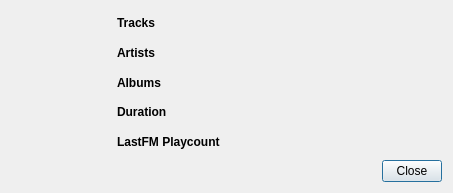
Above: trunk/GUI/library/GUI_Library_Info_Box.ui from shahid334/sayonara-player before the change. Below: the same form after it.
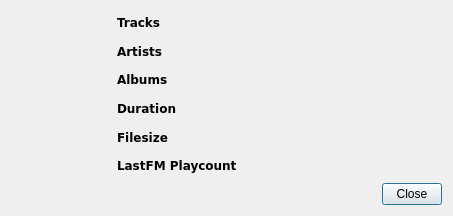
That is the form after the change.

Commit message: Radio again, Filesize

The edit to the form file:
```diff
--- a/trunk/GUI/library/GUI_Library_Info_Box.ui
+++ b/trunk/GUI/library/GUI_Library_Info_Box.ui
@@ -7,13 +7,74 @@
     <x>0</x>
     <y>0</y>
     <width>453</width>
-    <height>193</height>
+    <height>216</height>
    </rect>
   </property>
   <property name="windowTitle">
    <string>Info</string>
   </property>
   <layout class="QGridLayout" name="gridLayout">
+   <item row="3" column="2">
+    <widget class="QLabel" name="lab_duration_value">
+     <property name="text">
+      <string/>
+     </property>
+    </widget>
+   </item>
+   <item row="1" column="2">
+    <widget class="QLabel" name="lab_artist_count">
+     <property name="text">
+      <string/>
+     </property>
+    </widget>
+   </item>
+   <item row="5" column="1">
+    <widget class="QLabel" name="lab_lfm">
+     <property name="font">
+      <font>
+       <family>DejaVu Sans</family>
+       <weight>75</weight>
+       <bold>true</bold>
+      </font>
+     </property>
+     <property name="text">
+      <string>LastFM Playcount</string>
+     </property>
+    </widget>
+   </item>
+   <item row="1" column="1">
+    <widget class="QLabel" name="lab_artists">
+     <property name="font">
+      <font>
+       <family>DejaVu Sans</family>
+       <weight>75</weight>
+       <bold>true</bold>
+      </font>
+     </property>
+     <property name="text">
+      <string>Artists</string>
+     </property>
+    </widget>
+   </item>
+   <item row="7" column="2">
+    <widget class="QPushButton" name="btn_cancel">
+     <property name="maximumSize">
+      <size>
+       <width>60</width>
+       <height>16777215</height>
+      </size>
+     </property>
+     <property name="focusPolicy">
+      <enum>Qt::ClickFocus</enum>
+     </property>
+     <property name="layoutDirection">
+      <enum>Qt::RightToLeft</enum>
+     </property>
+     <property name="text">
+      <string>Close</string>
+     </property>
+    </widget>
+   </item>
    <item row="0" column="2">
     <widget class="QLabel" name="lab_track_count">
      <property name="text">
@@ -21,10 +82,46 @@
      </property>
     </widget>
    </item>
+   <item row="2" column="2">
+    <widget class="QLabel" name="lab_album_count">
+     <property name="text">
+      <string/>
+     </property>
+    </widget>
+   </item>
+   <item row="0" column="1">
+    <widget class="QLabel" name="lab_tracks">
+     <property name="font">
+      <font>
+       <family>DejaVu Sans</family>
+       <weight>75</weight>
+       <bold>true</bold>
+      </font>
+     </property>
+     <property name="text">
+      <string>Tracks</string>
+     </property>
+    </widget>
+   </item>
+   <item row="3" column="1">
+    <widget class="QLabel" name="lab_duration">
+     <property name="font">
+      <font>
+       <family>DejaVu Sans</family>
+       <weight>75</weight>
+       <bold>true</bold>
+      </font>
+     </property>
+     <property name="text">
+      <string>Duration</string>
+     </property>
+    </widget>
+   </item>
    <item row="2" column="1">
     <widget class="QLabel" name="lab_albums">
      <property name="font">
       <font>
+       <family>DejaVu Sans</family>
        <weight>75</weight>
        <bold>true</bold>
       </font>
@@ -34,27 +131,7 @@
      </property>
     </widget>
    </item>
-   <item row="4" column="1">
-    <widget class="QLabel" name="lab_lfm">
-     <property name="font">
-      <font>
-       <weight>75</weight>
-       <bold>true</bold>
-      </font>
-     </property>
-     <property name="text">
-      <string>LastFM Playcount</string>
-     </property>
-    </widget>
-   </item>
-   <item row="1" column="2">
-    <widget class="QLabel" name="lab_artist_count">
-     <property name="text">
-      <string/>
-     </property>
-    </widget>
-   </item>
-   <item row="0" column="0" rowspan="5">
+   <item row="0" column="0" rowspan="6">
     <widget class="QLabel" name="lab_icon">
      <property name="minimumSize">
       <size>
@@ -82,82 +159,31 @@
      </property>
     </widget>
    </item>
-   <item row="3" column="2">
-    <widget class="QLabel" name="lab_duration_value">
-     <property name="text">
-      <string/>
-     </property>
-    </widget>
-   </item>
-   <item row="1" column="1">
-    <widget class="QLabel" name="lab_artists">
-     <property name="font">
-      <font>
-       <weight>75</weight>
-       <bold>true</bold>
-      </font>
-     </property>
-     <property name="text">
-      <string>Artists</string>
-     </property>
-    </widget>
-   </item>
-   <item row="3" column="1">
-    <widget class="QLabel" name="lab_duration">
-     <property name="font">
-      <font>
-       <weight>75</weight>
-       <bold>true</bold>
-      </font>
-     </property>
-     <property name="text">
-      <string>Duration</string>
-     </property>
-    </widget>
-   </item>
-   <item row="0" column="1">
-    <widget class="QLabel" name="lab_tracks">
-     <property name="font">
-      <font>
-       <weight>75</weight>
-       <bold>true</bold>
-      </font>
-     </property>
-     <property name="text">
-      <string>Tracks</string>
-     </property>
-    </widget>
-   </item>
-   <item row="2" column="2">
-    <widget class="QLabel" name="lab_album_count">
-     <property name="text">
-      <string/>
-     </property>
-    </widget>
-   </item>
-   <item row="4" column="2">
-    <widget class="QLabel" name="lab_lfm_playcount">
-     <property name="text">
-      <string/>
-     </property>
-    </widget>
-   </item>
    <item row="5" column="2">
-    <widget class="QPushButton" name="btn_cancel">
-     <property name="maximumSize">
-      <size>
-       <width>60</width>
-       <height>16777215</height>
-      </size>
+    <widget class="QLabel" name="lab_lfm_playcount">
+     <property name="text">
+      <string/>
      </property>
-     <property name="focusPolicy">
-      <enum>Qt::ClickFocus</enum>
+    </widget>
+   </item>
+   <item row="4" column="1">
+    <widget class="QLabel" name="label">
+     <property name="font">
+      <font>
+       <family>DejaVu Sans</family>
+       <weight>75</weight>
+       <bold>true</bold>
+      </font>
      </property>
-     <property name="layoutDirection">
-      <enum>Qt::RightToLeft</enum>
+     <property name="text">
+      <string>Filesize</string>
      </property>
+    </widget>
+   </item>
+   <item row="4" column="2">
+    <widget class="QLabel" name="lab_filesize">
      <property name="text">
-      <string>Close</string>
+      <string/>
      </property>
     </widget>
    </item>
```
The commit also changes 21 other files.
